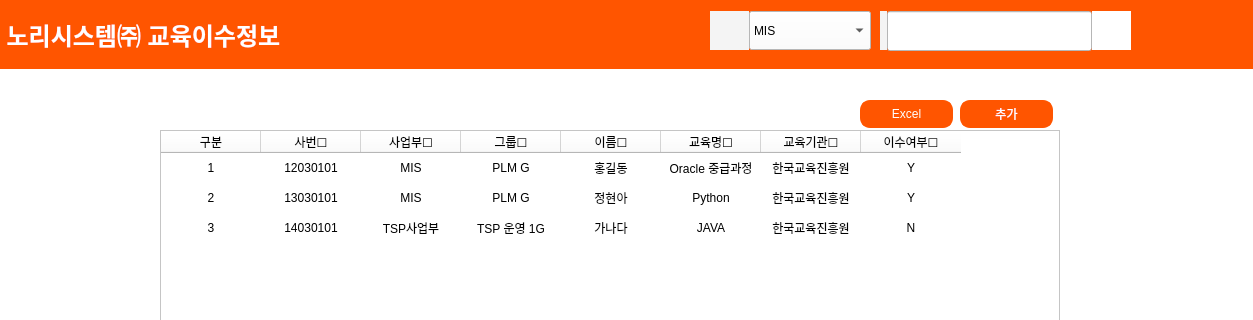
Qt form edu_list.ui (hyeona-jeong/HRIS) before a commit; both pictures show x 0 to 1253 and y 0 to 320 of the 1253 by 911 pixel window.
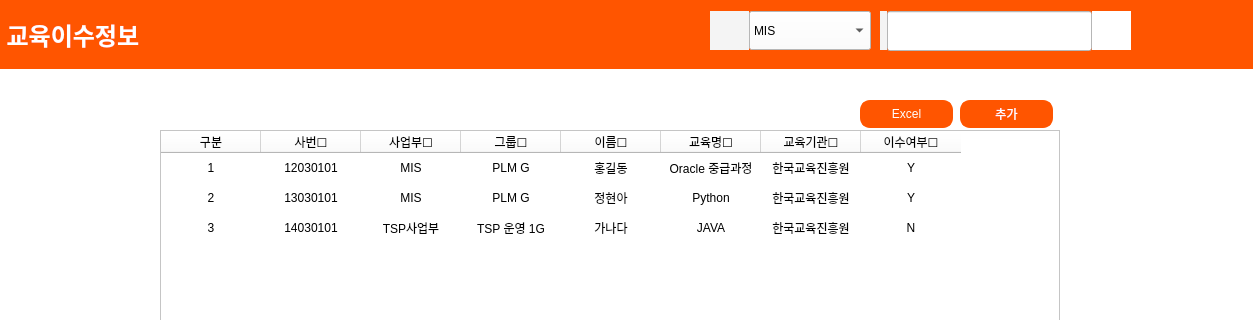
The same form after that commit. Icons and pictures are not drawn.

The edit to the form file:
```diff
--- a/edu_list.ui
+++ b/edu_list.ui
@@ -1188,7 +1188,7 @@
 colorL white;</string>
     </property>
     <property name="text">
-     <string>&lt;html&gt;&lt;head/&gt;&lt;body&gt;&lt;p&gt;&lt;span style=&quot; font-size:18pt; font-weight:600; color:#ffffff;&quot;&gt;&amp;nbsp;노리시스템㈜ 교육이수정보&lt;/span&gt;&lt;/p&gt;&lt;/body&gt;&lt;/html&gt;</string>
+     <string>&lt;html&gt;&lt;head/&gt;&lt;body&gt;&lt;p&gt;&lt;span style=&quot; font-size:18pt; font-weight:600; color:#ffffff;&quot;&gt;&amp;nbsp;교육이수정보&lt;/span&gt;&lt;/p&gt;&lt;/body&gt;&lt;/html&gt;</string>
     </property>
    </widget>
    <widget class="QWidget" name="horizontalLayoutWidget_3">
```
